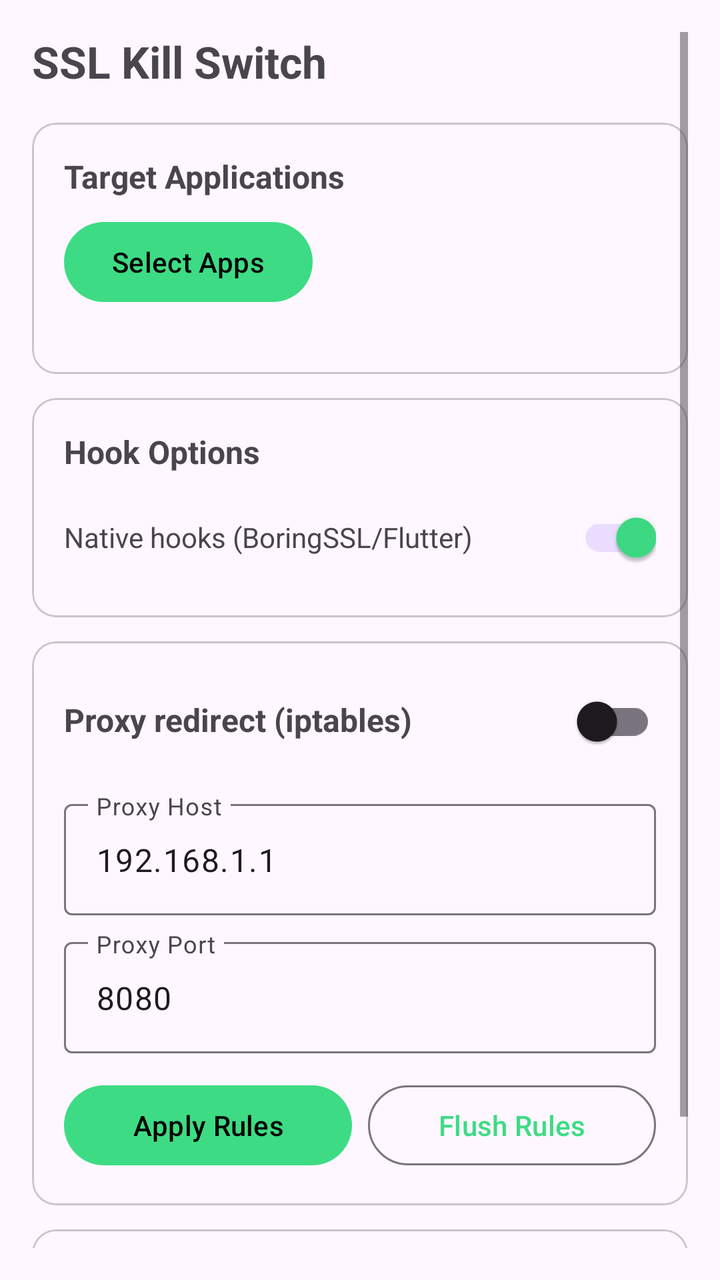
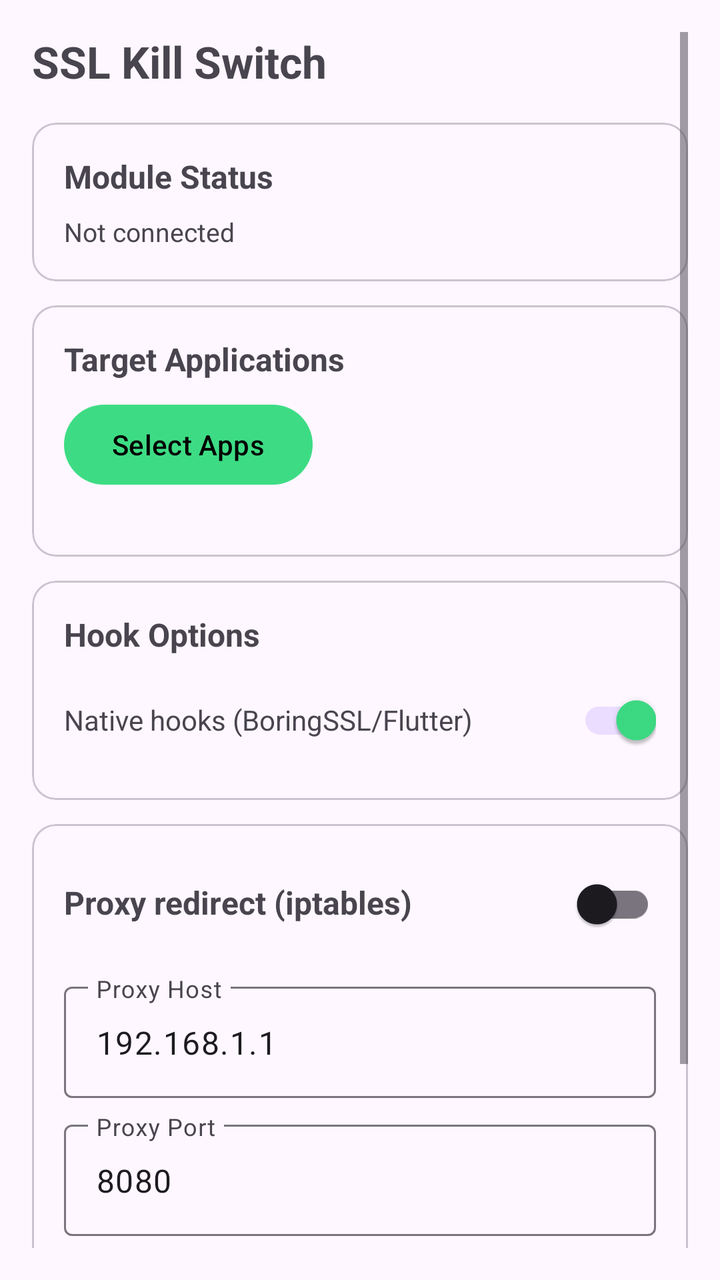

Before-and-after screenshots of an Android layout around one commit, followed by the original layout XML and the change that was made.
<!-- AndroidManifest.xml: application theme Theme.SSLKillSwitch -->
<!-- res/layout/activity_main.xml -->
<?xml version="1.0" encoding="utf-8"?>
<ScrollView xmlns:android="http://schemas.android.com/apk/res/android"
    android:layout_width="match_parent"
    android:layout_height="match_parent"
    android:padding="16dp">

    <LinearLayout
        android:layout_width="match_parent"
        android:layout_height="wrap_content"
        android:orientation="vertical">

        
        <TextView
            android:layout_width="wrap_content"
            android:layout_height="wrap_content"
            android:text="SSL Kill Switch"
            android:textSize="22sp"
            android:textStyle="bold"
            android:layout_marginBottom="16dp" />

        
        <com.google.android.material.card.MaterialCardView
            android:layout_width="match_parent"
            android:layout_height="wrap_content"
            android:layout_marginBottom="12dp">

            <LinearLayout
                android:layout_width="match_parent"
                android:layout_height="wrap_content"
                android:orientation="vertical"
                android:padding="16dp">

                <TextView
                    android:layout_width="wrap_content"
                    android:layout_height="wrap_content"
                    android:text="Target Applications"
                    android:textStyle="bold"
                    android:textSize="16sp"
                    android:layout_marginBottom="8dp" />

                <Button
                    android:id="@+id/btnSelectApps"
                    android:layout_width="wrap_content"
                    android:layout_height="wrap_content"
                    android:text="Select Apps"
                    android:layout_marginBottom="12dp" />

                <TextView
                    android:id="@+id/tvSelectedAppsLabel"
                    android:layout_width="wrap_content"
                    android:layout_height="wrap_content"
                    android:text="No apps selected"
                    android:textSize="12sp"
                    android:textColor="?attr/colorOnSurfaceVariant"
                    android:visibility="gone" />

                <com.google.android.material.chip.ChipGroup
                    android:id="@+id/chipGroupSelectedApps"
                    android:layout_width="match_parent"
                    android:layout_height="wrap_content"
                    android:layout_marginTop="4dp" />

            </LinearLayout>
        </com.google.android.material.card.MaterialCardView>

        
        <com.google.android.material.card.MaterialCardView
            android:layout_width="match_parent"
            android:layout_height="wrap_content"
            android:layout_marginBottom="12dp">

            <LinearLayout
                android:layout_width="match_parent"
                android:layout_height="wrap_content"
                android:orientation="vertical"
                android:padding="16dp">

                <TextView
                    android:layout_width="wrap_content"
                    android:layout_height="wrap_content"
                    android:text="Hook Options"
                    android:textStyle="bold"
                    android:textSize="16sp"
                    android:layout_marginBottom="8dp" />

                <LinearLayout
                    android:layout_width="match_parent"
                    android:layout_height="wrap_content"
                    android:orientation="horizontal">

                    <TextView
                        android:layout_width="0dp"
                        android:layout_height="wrap_content"
                        android:layout_weight="1"
                        android:text="Native hooks (BoringSSL/Flutter)"
                        android:textSize="14sp" />

                    <com.google.android.material.switchmaterial.SwitchMaterial
                        android:id="@+id/switchNativeHooks"
                        android:layout_width="wrap_content"
                        android:layout_height="wrap_content"
                        android:checked="true" />
                </LinearLayout>

            </LinearLayout>
        </com.google.android.material.card.MaterialCardView>

        
        <com.google.android.material.card.MaterialCardView
            android:layout_width="match_parent"
            android:layout_height="wrap_content"
            android:layout_marginBottom="12dp">

            <LinearLayout
                android:layout_width="match_parent"
                android:layout_height="wrap_content"
                android:orientation="vertical"
                android:padding="16dp">

                <LinearLayout
                    android:layout_width="match_parent"
                    android:layout_height="wrap_content"
                    android:orientation="horizontal"
                    android:layout_marginBottom="12dp">

                    <TextView
                        android:layout_width="0dp"
                        android:layout_height="wrap_content"
                        android:layout_weight="1"
                        android:text="Proxy redirect (iptables)"
                        android:textStyle="bold"
                        android:textSize="16sp" />

                    <com.google.android.material.switchmaterial.SwitchMaterial
                        android:id="@+id/switchProxy"
                        android:layout_width="wrap_content"
                        android:layout_height="wrap_content" />
                </LinearLayout>

                <com.google.android.material.textfield.TextInputLayout
                    android:layout_width="match_parent"
                    android:layout_height="wrap_content"
                    android:hint="Proxy Host"
                    android:layout_marginBottom="8dp">

                    <com.google.android.material.textfield.TextInputEditText
                        android:id="@+id/etProxyHost"
                        android:layout_width="match_parent"
                        android:layout_height="wrap_content"
                        android:inputType="textUri"
                        android:text="192.168.1.1" />
                </com.google.android.material.textfield.TextInputLayout>

                <com.google.android.material.textfield.TextInputLayout
                    android:layout_width="match_parent"
                    android:layout_height="wrap_content"
                    android:hint="Proxy Port"
                    android:layout_marginBottom="12dp">

                    <com.google.android.material.textfield.TextInputEditText
                        android:id="@+id/etProxyPort"
                        android:layout_width="match_parent"
                        android:layout_height="wrap_content"
                        android:inputType="number"
                        android:text="8080" />
                </com.google.android.material.textfield.TextInputLayout>

                <LinearLayout
                    android:layout_width="match_parent"
                    android:layout_height="wrap_content"
                    android:orientation="horizontal">

                    <Button
                        android:id="@+id/btnApplyIptables"
                        android:layout_width="0dp"
                        android:layout_height="wrap_content"
                        android:layout_weight="1"
                        android:layout_marginEnd="4dp"
                        android:text="Apply Rules" />

                    <Button
                        android:id="@+id/btnFlushIptables"
                        android:layout_width="0dp"
                        android:layout_height="wrap_content"
                        android:layout_weight="1"
                        android:layout_marginStart="4dp"
                        android:text="Flush Rules"
                        style="@style/Widget.Material3.Button.OutlinedButton" />
                </LinearLayout>

            </LinearLayout>
        </com.google.android.material.card.MaterialCardView>

        
        <com.google.android.material.card.MaterialCardView
            android:layout_width="match_parent"
            android:layout_height="wrap_content">

            <LinearLayout
                android:layout_width="match_parent"
                android:layout_height="wrap_content"
                android:orientation="vertical"
                android:padding="16dp">

                <Button
                    android:id="@+id/btnDumpNat"
                    android:layout_width="wrap_content"
                    android:layout_height="wrap_content"
                    android:text="Dump NAT Table"
                    android:layout_marginBottom="8dp"
                    style="@style/Widget.Material3.Button.TonalButton" />

                <TextView
                    android:id="@+id/tvNatDump"
                    android:layout_width="match_parent"
                    android:layout_height="wrap_content"
                    android:fontFamily="monospace"
                    android:textSize="11sp"
                    android:text="" />

            </LinearLayout>
        </com.google.android.material.card.MaterialCardView>

    </LinearLayout>
</ScrollView>
<!-- resources referenced by this layout -->
<resources>
  <style name="Theme.SSLKillSwitch" parent="Theme.Material3.DayNight.NoActionBar">
          <item name="colorPrimary">@color/android_green</item>
          <item name="colorPrimaryVariant">@color/android_green_dark</item>
          <item name="colorOnPrimary">@color/on_primary</item>
          <item name="android:statusBarColor">?attr/colorPrimaryVariant</item>
      </style>
  <color name="android_green">#FF3DDC84</color>
  <color name="android_green_dark">#FF00AF60</color>
  <color name="on_primary">#FF000000</color>
</resources>

<!-- the commit's change to res/layout/activity_main.xml (unified diff, before → after) -->
@@ -2,6 +2,7 @@
 <ScrollView xmlns:android="http://schemas.android.com/apk/res/android"
     android:layout_width="match_parent"
     android:layout_height="match_parent"
+    android:fitsSystemWindows="true"
     android:padding="16dp">
 
     <LinearLayout
@@ -17,6 +18,56 @@
             android:textSize="22sp"
             android:textStyle="bold"
             android:layout_marginBottom="16dp" />
+
+        
+        <com.google.android.material.card.MaterialCardView
+            android:layout_width="match_parent"
+            android:layout_height="wrap_content"
+            android:layout_marginBottom="12dp">
+
+            <LinearLayout
+                android:layout_width="match_parent"
+                android:layout_height="wrap_content"
+                android:orientation="vertical"
+                android:padding="16dp">
+
+                <TextView
+                    android:layout_width="wrap_content"
+                    android:layout_height="wrap_content"
+                    android:text="Module Status"
+                    android:textStyle="bold"
+                    android:textSize="16sp"
+                    android:layout_marginBottom="8dp" />
+
+                <TextView
+                    android:id="@+id/tvModuleStatus"
+                    android:layout_width="wrap_content"
+                    android:layout_height="wrap_content"
+                    android:text="Not connected"
+                    android:textSize="13sp" />
+
+                <TextView
+                    android:id="@+id/tvFrameworkInfo"
+                    android:layout_width="wrap_content"
+                    android:layout_height="wrap_content"
+                    android:text=""
+                    android:textSize="12sp"
+                    android:textColor="?attr/colorOnSurfaceVariant"
+                    android:layout_marginTop="2dp"
+                    android:visibility="gone" />
+
+                <Button
+                    android:id="@+id/btnHotReload"
+                    android:layout_width="wrap_content"
+                    android:layout_height="wrap_content"
+                    android:text="Hot Reload"
+                    android:layout_marginTop="8dp"
+                    android:enabled="false"
+                    android:visibility="gone"
+                    style="@style/Widget.Material3.Button.OutlinedButton" />
+
+            </LinearLayout>
+        </com.google.android.material.card.MaterialCardView>
 
         
         <com.google.android.material.card.MaterialCardView
@@ -192,34 +243,12 @@
         </com.google.android.material.card.MaterialCardView>
 
         
-        <com.google.android.material.card.MaterialCardView
-            android:layout_width="match_parent"
-            android:layout_height="wrap_content">
-
-            <LinearLayout
-                android:layout_width="match_parent"
-                android:layout_height="wrap_content"
-                android:orientation="vertical"
-                android:padding="16dp">
-
-                <Button
-                    android:id="@+id/btnDumpNat"
-                    android:layout_width="wrap_content"
-                    android:layout_height="wrap_content"
-                    android:text="Dump NAT Table"
-                    android:layout_marginBottom="8dp"
-                    style="@style/Widget.Material3.Button.TonalButton" />
-
-                <TextView
-                    android:id="@+id/tvNatDump"
-                    android:layout_width="match_parent"
-                    android:layout_height="wrap_content"
-                    android:fontFamily="monospace"
-                    android:textSize="11sp"
-                    android:text="" />
-
-            </LinearLayout>
-        </com.google.android.material.card.MaterialCardView>
+        <Button
+            android:id="@+id/btnViewRules"
+            android:layout_width="match_parent"
+            android:layout_height="wrap_content"
+            android:text="View Active Rules"
+            style="@style/Widget.Material3.Button.TonalButton" />
 
     </LinearLayout>
 </ScrollView>
<!-- resource entries referenced after the edit -->
@@ -5,6 +5,7 @@
           <item name="colorPrimaryVariant">@color/android_green_dark</item>
           <item name="colorOnPrimary">@color/on_primary</item>
           <item name="android:statusBarColor">?attr/colorPrimaryVariant</item>
+          <item name="android:windowLayoutInDisplayCutoutMode">shortEdges</item>
       </style>
   <color name="android_green">#FF3DDC84</color>
   <color name="android_green_dark">#FF00AF60</color>
